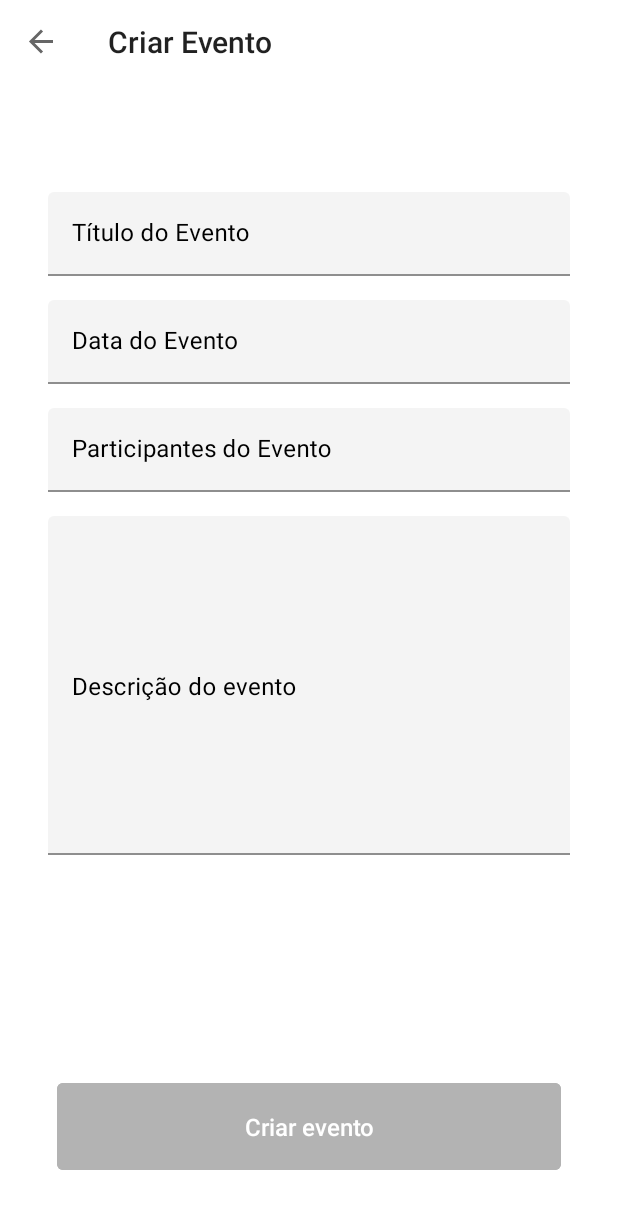
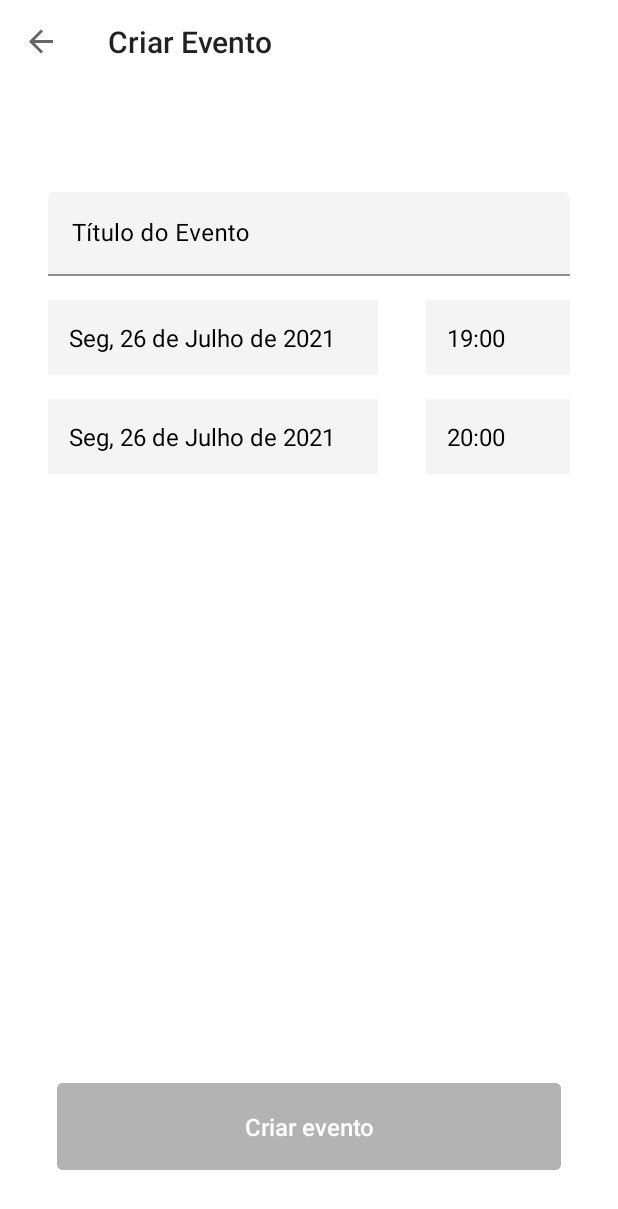
Before and after one commit to PSFREITASUEA/genda, an Android app: the CreateEventFragment screen opened through its navigation route, on a phone screen of 412 x 824 dp. Shown: the top 1209 px of the screen. Run offline under Robolectric (Android 15) with nearby library versions, the phone set to English and light mode, and no system bars; our stand-ins replace navigation-ui.

Commit message:
#Add: Calendar for initial and final time

```diff
--- /dev/null
+++ b/app/src/main/java/com/genda/data/Participant.kt
@@ -0,0 +1,6 @@
+package com.genda.data
+
+data class Participant(
+    var name: String,
+    var email: String
+)
--- a/app/src/main/res/layout/fragment_create_event.xml
+++ b/app/src/main/res/layout/fragment_create_event.xml
@@ -1,6 +1,7 @@
 <?xml version="1.0" encoding="utf-8"?>
 <androidx.constraintlayout.widget.ConstraintLayout xmlns:android="http://schemas.android.com/apk/res/android"
     xmlns:app="http://schemas.android.com/apk/res-auto"
+    xmlns:tools="http://schemas.android.com/tools"
     android:layout_width="match_parent"
     android:layout_height="match_parent"
     android:background="@color/white">
@@ -31,83 +32,73 @@
 
     </com.google.android.material.textfield.TextInputLayout>
 
-
-    <com.google.android.material.textfield.TextInputLayout
-        android:id="@+id/textInputLayout_event_date"
-        style="@style/Widget.MaterialComponents.TextInputLayout.FilledBox"
+    <TextView
+        android:id="@+id/textView_event_initial_date"
         android:layout_width="0dp"
         android:layout_height="wrap_content"
         android:layout_marginTop="16dp"
-        android:hint="Data do Evento"
-        android:textColorHint="@color/black"
-        app:boxBackgroundColor="@color/grey_f4"
-        app:hintTextColor="@color/black"
+        android:background="@color/grey_f4"
+        android:lines="1"
+        android:padding="14sp"
+        android:text="Seg, 26 de Julho de 2021"
+        android:textColor="@color/black"
+        android:textSize="16sp"
+        app:layout_constraintEnd_toStartOf="@id/textView_event_initial_time"
+        app:layout_constraintStart_toStartOf="@id/textInputLayout_event_title"
+        app:layout_constraintTop_toBottomOf="@id/textInputLayout_event_title" />
+
+    <TextView
+        android:id="@+id/textView_event_initial_time"
+        android:layout_width="96dp"
+        android:layout_height="wrap_content"
+        android:layout_marginStart="32dp"
+        android:layout_marginLeft="32dp"
+        android:background="@color/grey_f4"
+        android:lines="1"
+        android:padding="14sp"
+        android:text="19:00"
+        android:textColor="@color/black"
+        android:textSize="16sp"
+        app:layout_constraintBottom_toBottomOf="@id/textView_event_initial_date"
         app:layout_constraintEnd_toEndOf="@id/textInputLayout_event_title"
-        app:layout_constraintStart_toStartOf="@id/textInputLayout_event_title"
-        app:layout_constraintTop_toBottomOf="@id/textInputLayout_event_title">
+        app:layout_constraintStart_toEndOf="@id/textView_event_initial_date"
+        app:layout_constraintTop_toTopOf="@id/textView_event_initial_date"
+        tools:text="19:00" />
 
-        <com.google.android.material.textfield.TextInputEditText
-            android:id="@+id/textInputEditText_event_date"
-            android:layout_width="match_parent"
-            android:layout_height="wrap_content"
-            android:lines="1"
-            android:textColor="@color/black"
-            android:textSize="16sp" />
-
-    </com.google.android.material.textfield.TextInputLayout>
-
-
-    <com.google.android.material.textfield.TextInputLayout
-        android:id="@+id/textInputLayout_event_participants"
-        style="@style/Widget.MaterialComponents.TextInputLayout.FilledBox"
+    <TextView
+        android:id="@+id/textView_event_final_date"
         android:layout_width="0dp"
         android:layout_height="wrap_content"
         android:layout_marginTop="16dp"
-        android:hint="Participantes do Evento"
-        android:textColorHint="@color/black"
-        app:boxBackgroundColor="@color/grey_f4"
-        app:hintTextColor="@color/black"
-        app:layout_constraintEnd_toEndOf="@id/textInputLayout_event_date"
-        app:layout_constraintStart_toStartOf="@id/textInputLayout_event_date"
-        app:layout_constraintTop_toBottomOf="@id/textInputLayout_event_date">
-
-        <com.google.android.material.textfield.TextInputEditText
-            android:id="@+id/textInputEditText_event_participants"
-            android:layout_width="match_parent"
-            android:layout_height="wrap_content"
-            android:lines="1"
-            android:textColor="@color/black"
-            android:textSize="16sp" />
-
-    </com.google.android.material.textfield.TextInputLayout>
+        android:background="@color/grey_f4"
+        android:lines="1"
+        android:padding="14sp"
+        android:text="Seg, 26 de Julho de 2021"
+        android:textColor="@color/black"
+        android:textSize="16sp"
+        app:layout_constraintEnd_toStartOf="@id/textView_event_final_time"
+        app:layout_constraintStart_toStartOf="@id/textView_event_initial_date"
+        app:layout_constraintTop_toBottomOf="@id/textView_event_initial_date" />
 
 
-    <com.google.android.material.textfield.TextInputLayout
-        android:id="@+id/textInputLayout_event_description"
-        style="@style/Widget.MaterialComponents.TextInputLayout.FilledBox"
-        android:layout_width="0dp"
-        android:layout_height="0dp"
-        android:layout_marginTop="16dp"
-        android:layout_marginBottom="108dp"
-        android:gravity="start"
-        android:hint="Descrição do evento"
-        android:textColorHint="@color/black"
-        app:boxBackgroundColor="@color/grey_f4"
-        app:hintTextColor="@color/black"
-        app:layout_constraintBottom_toTopOf="@id/materialButton_create_event"
-        app:layout_constraintEnd_toEndOf="@id/textInputLayout_event_participants"
-        app:layout_constraintStart_toStartOf="@id/textInputLayout_event_participants"
-        app:layout_constraintTop_toBottomOf="@id/textInputLayout_event_participants">
+    <TextView
+        android:id="@+id/textView_event_final_time"
+        android:layout_width="96dp"
+        android:layout_height="wrap_content"
+        android:layout_marginStart="32dp"
+        android:layout_marginLeft="32dp"
+        android:background="@color/grey_f4"
+        android:lines="1"
+        android:padding="14sp"
+        android:text="20:00"
+        android:textColor="@color/black"
+        android:textSize="16sp"
+        app:layout_constraintBottom_toBottomOf="@id/textView_event_final_date"
+        app:layout_constraintEnd_toEndOf="@id/textView_event_initial_time"
+        app:layout_constraintStart_toEndOf="@id/textView_event_final_date"
+        app:layout_constraintTop_toTopOf="@id/textView_event_final_date"
+        tools:text="20:00" />
 
-        <com.google.android.material.textfield.TextInputEditText
-            android:id="@+id/textInputEditText_event_description"
-            android:layout_width="match_parent"
-            android:layout_height="match_parent"
-            android:gravity="top"
-            android:textColor="@color/black"
-            android:textSize="16sp" />
-
-    </com.google.android.material.textfield.TextInputLayout>
 
     <com.google.android.material.button.MaterialButton
         android:id="@+id/materialButton_create_event"
@@ -116,16 +107,15 @@
         android:layout_height="wrap_content"
         android:layout_margin="38dp"
         android:backgroundTint="@color/grey_b3"
+        android:letterSpacing="0"
         android:padding="18dp"
         android:text="Criar evento"
-        android:letterSpacing="0"
         android:textAllCaps="false"
         android:textColor="@color/white"
         android:textSize="16sp"
         app:layout_constraintBottom_toBottomOf="parent"
         app:layout_constraintEnd_toEndOf="parent"
         app:layout_constraintStart_toStartOf="parent"
-        app:layout_constraintTop_toBottomOf="@id/textInputLayout_event_description"
         app:layout_constraintVertical_bias="1" />
 
 
```
Also changed, not shown: app/src/main/java/com/genda/data/Event.kt (added, +9 -0 lines), app/src/main/java/com/genda/ui/CreateEventFragment.kt (+114 -0 lines).
